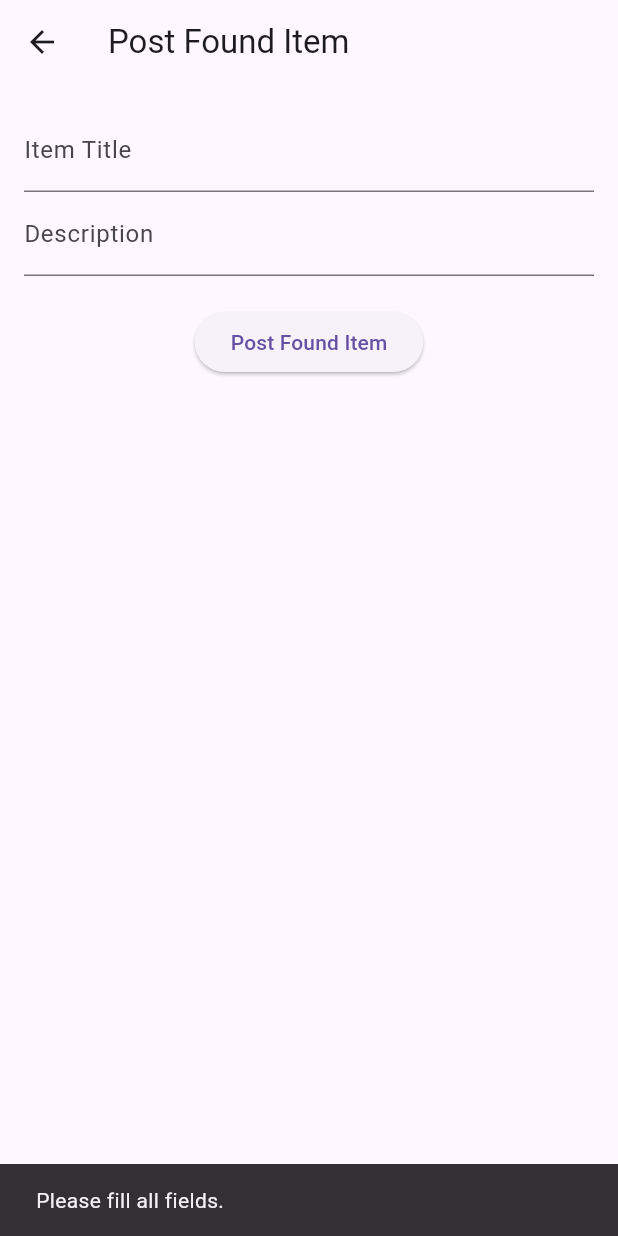
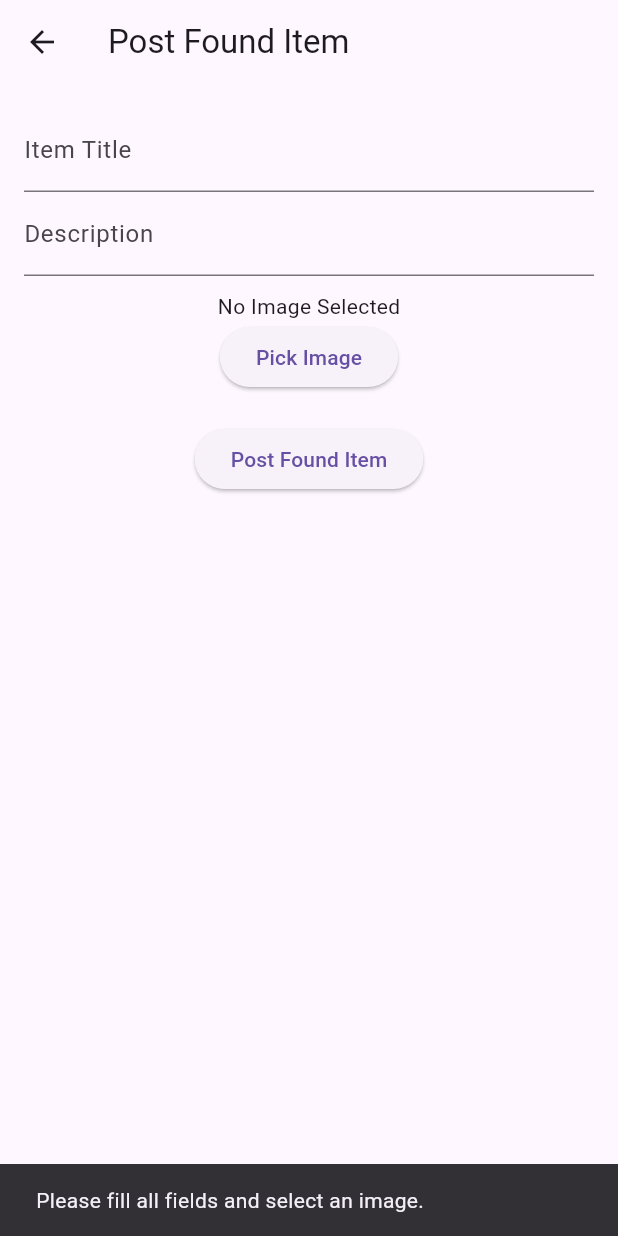
Before and after one commit to mahamudsourov/lost_and_found, a Flutter app: the PostItemScreen screen opened directly with empty values, after a tap on "Post Found Item", on a phone screen of 412 x 824 dp. Run offline on Flutter 3.47's test engine with Material 3 defaults, Android fonts, the phone set to English and light mode, and no system bars; our stand-ins replace image_picker.

Commit message:
update_post_item_screen

```diff
--- a/lib/screens/post_item_screen.dart
+++ b/lib/screens/post_item_screen.dart
@@ -1,4 +1,6 @@
+import 'dart:io';
 import 'package:flutter/material.dart';
+import 'package:image_picker/image_picker.dart';
 
 class PostItemScreen extends StatefulWidget {
   final String category;
@@ -13,22 +15,36 @@ class PostItemScreen extends StatefulWidget {
 class _PostItemScreenState extends State<PostItemScreen> {
   final TextEditingController titleController = TextEditingController();
   final TextEditingController descriptionController = TextEditingController();
+  File? _image;
+  String? _imageUrl;
 
-  // Submit the item to be posted
+  Future<void> _pickImage() async {
+    final pickedFile = await ImagePicker().pickImage(
+      source: ImageSource.gallery,
+    );
+    if (pickedFile != null) {
+      setState(() {
+        _image = File(pickedFile.path);
+        _imageUrl = pickedFile.path;
+      });
+    }
+  }
+
   void _submitItem() {
     if (titleController.text.isNotEmpty &&
-        descriptionController.text.isNotEmpty) {
-      // Ensure title and description are not null
+        descriptionController.text.isNotEmpty &&
+        _imageUrl != null) {
       widget.onNewItemPosted({
         'title': titleController.text,
         'description': descriptionController.text,
+        'imageUrl': _imageUrl!,
         'category': widget.category,
       });
-      Navigator.pop(context); // Go back to the previous screen
+      Navigator.pop(context);
     } else {
-      ScaffoldMessenger.of(
-        context,
-      ).showSnackBar(SnackBar(content: Text("Please fill all fields.")));
+      ScaffoldMessenger.of(context).showSnackBar(
+        SnackBar(content: Text("Please fill all fields and select an image.")),
+      );
     }
   }
 
@@ -44,19 +60,22 @@ class _PostItemScreenState extends State<PostItemScreen> {
         padding: EdgeInsets.all(16),
         child: Column(
           children: [
-            // Title Field
             TextField(
               controller: titleController,
               decoration: InputDecoration(labelText: 'Item Title'),
             ),
-            // Description Field
             TextField(
               controller: descriptionController,
               decoration: InputDecoration(labelText: 'Description'),
             ),
+            SizedBox(height: 10),
+            _image != null
+                ? Image.file(_image!, height: 200, fit: BoxFit.cover)
+                : Text("No Image Selected"),
+            ElevatedButton(onPressed: _pickImage, child: Text('Pick Image')),
             SizedBox(height: 20),
             ElevatedButton(
-              onPressed: _submitItem, // Submit function
+              onPressed: _submitItem,
               child: Text(
                 widget.category == "lost"
                     ? 'Post Lost Item'
```
